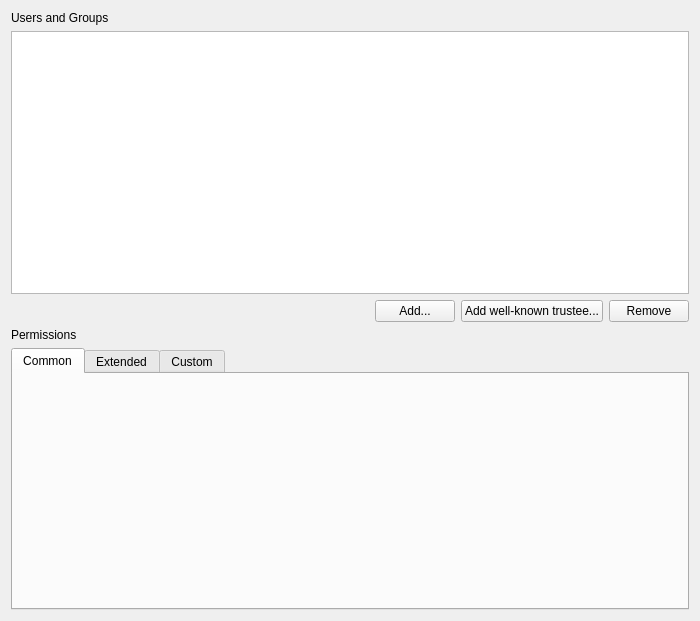
First picture: the form in src/admc/tabs/security_tab.ui, repository Samael340/admc, before the edit.
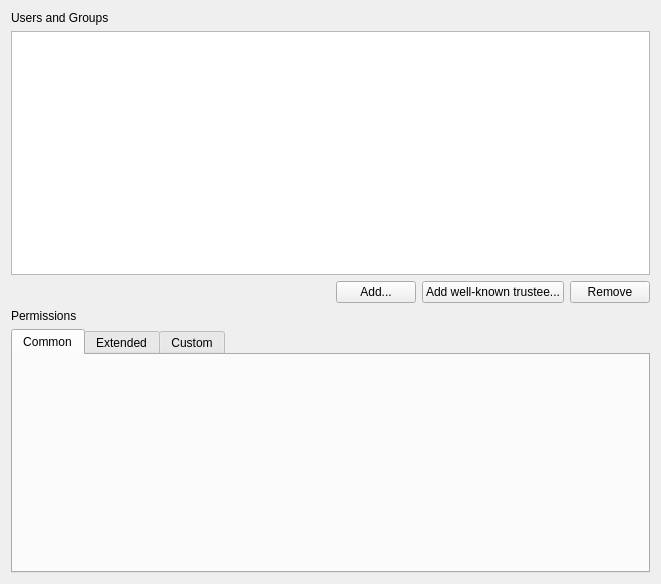
Second picture: the form after the edit. The open tabs and pages were chosen to show the change. Custom widgets are drawn as their Qt base class.

Commit message:
Add permission widgets to security tab
Permissions implementation removed from SecurityTab sources and
added to permission widgets.

```diff
--- a/src/admc/tabs/security_tab.ui
+++ b/src/admc/tabs/security_tab.ui
@@ -6,8 +6,8 @@
    <rect>
     <x>0</x>
     <y>0</y>
-    <width>700</width>
-    <height>621</height>
+    <width>661</width>
+    <height>584</height>
    </rect>
   </property>
   <property name="windowTitle">
@@ -84,6 +84,12 @@
    </item>
    <item>
     <widget class="QTabWidget" name="permissions_tab_widget">
+     <property name="sizePolicy">
+      <sizepolicy hsizetype="Expanding" vsizetype="Expanding">
+       <horstretch>1</horstretch>
+       <verstretch>0</verstretch>
+      </sizepolicy>
+     </property>
      <property name="currentIndex">
       <number>2</number>
      </property>
@@ -91,6 +97,33 @@
       <attribute name="title">
        <string>Common</string>
       </attribute>
+      <layout class="QVBoxLayout" name="verticalLayout_2">
+       <property name="leftMargin">
+        <number>2</number>
+       </property>
+       <property name="topMargin">
+        <number>2</number>
+       </property>
+       <property name="rightMargin">
+        <number>2</number>
+       </property>
+       <property name="bottomMargin">
+        <number>2</number>
+       </property>
+       <item>
+        <widget class="CommonPermissionsWidget" name="common_permissions_widget" native="true">
+         <property name="sizePolicy">
+          <sizepolicy hsizetype="Expanding" vsizetype="Expanding">
+           <horstretch>0</horstretch>
+           <verstretch>0</verstretch>
+          </sizepolicy>
+         </property>
+         <property name="layoutDirection">
+          <enum>Qt::LeftToRight</enum>
+         </property>
+        </widget>
+       </item>
+      </layout>
      </widget>
      <widget class="QWidget" name="extended_permissions_tab">
       <attribute name="title">
@@ -106,6 +139,26 @@
    </item>
   </layout>
  </widget>
+ <customwidgets>
+  <customwidget>
+   <class>CommonPermissionsWidget</class>
+   <extends>QWidget</extends>
+   <header>permission_control_widgets/common_permissions_widget.h</header>
+   <container>1</container>
+  </customwidget>
+  <customwidget>
+   <class>ExtendedPermissionsWidget</class>
+   <extends>QWidget</extends>
+   <header>permission_control_widgets/extended_permissions_widget.h</header>
+   <container>1</container>
+  </customwidget>
+  <customwidget>
+   <class>CustomPermissionsWidget</class>
+   <extends>QWidget</extends>
+   <header>permission_control_widgets/custom_permissions_widget.h</header>
+   <container>1</container>
+  </customwidget>
+ </customwidgets>
  <resources/>
  <connections/>
 </ui>
```
Left out of the diff: 34 changed lines with no effect on the pictures. The commit also changes 2 other files.
